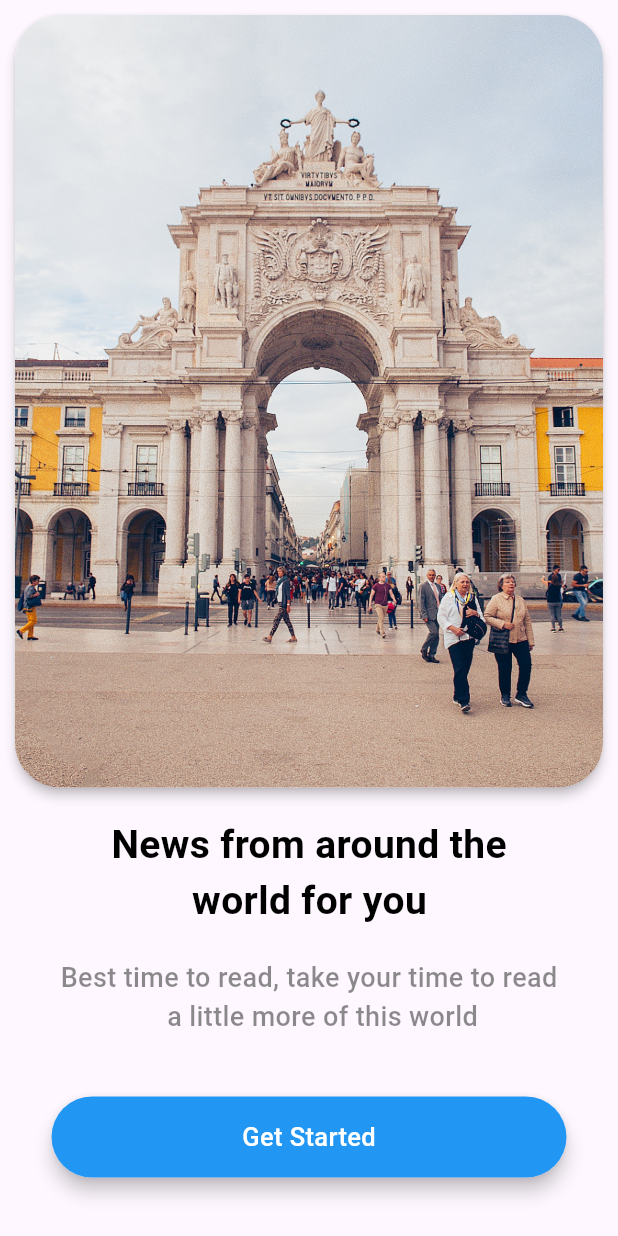
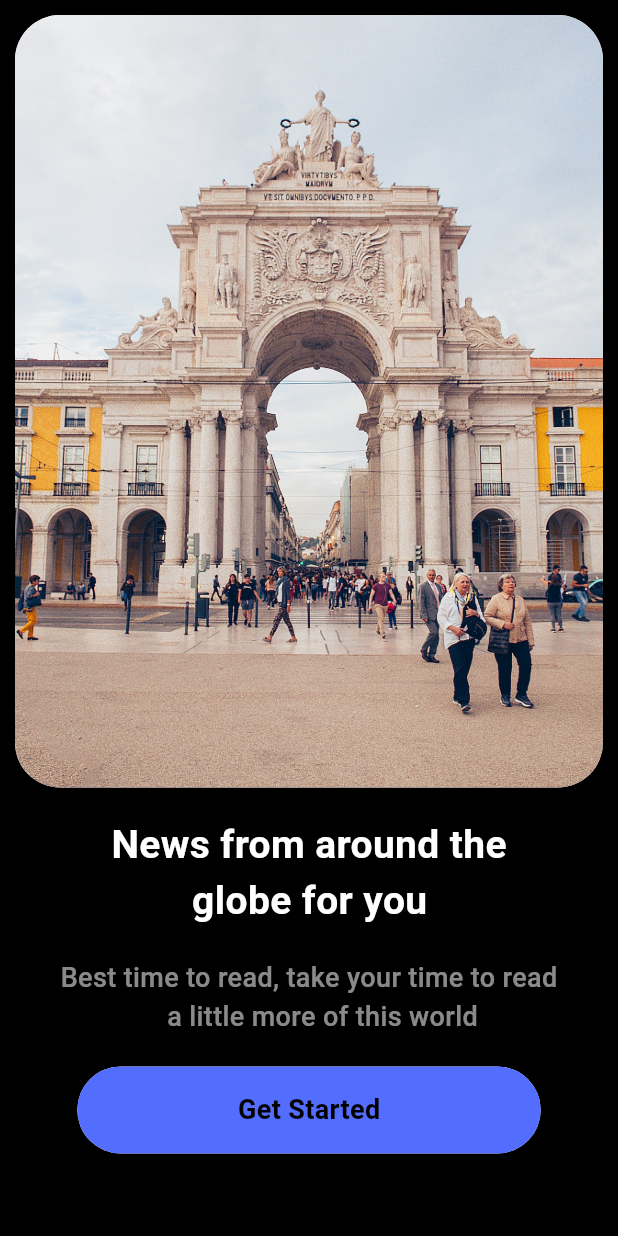
Before and after one commit to git-ADG/news-app, a Flutter app: the screen it shows after launch, on a phone screen of 412 x 824 dp. Run offline on Flutter 3.47's test engine with Material 3 defaults, Android fonts, the phone set to English and light mode, and no system bars; our stand-ins replace cached_network_image, carousel_slider, smooth_page_indicator, webview_flutter.

Commit message:
code formatting

```diff
--- a/lib/pages/article_view.dart
+++ b/lib/pages/article_view.dart
@@ -3,8 +3,8 @@ import 'package:webview_flutter/webview_flutter.dart';
 
 
 class ArticleView extends StatefulWidget {
-  String blogUrl;
-  ArticleView({super.key, required this.blogUrl});
+  final String blogUrl;
+  const ArticleView({super.key, required this.blogUrl});
 
   @override
   State<ArticleView> createState() => _ArticleViewState();
--- a/lib/pages/landing_page.dart
+++ b/lib/pages/landing_page.dart
@@ -11,68 +11,90 @@ class LandingPage extends StatefulWidget {
 class _LandingPageState extends State<LandingPage> {
   @override
   Widget build(BuildContext context) {
+    //screen size
+    Size size = MediaQuery.of(context).size;
+    double height = size.height;
+    double width = size.width;
+    //size constants
+    double imageHeight = height * 0.625;
+    double margin = 10.0;
+    double elevation = 3.0;
+    double radius = 30;
+    double buttonWidth = width * 0.75;
+    double gap = 20.0;
+    double fontSize1 = 26;
+    double fontSize2 = 18;
+    double padding = 16.0;
     return Scaffold(
-      body: Container(
-        margin: const EdgeInsets.symmetric(horizontal: 10.0, vertical: 10.0),
+      backgroundColor: Colors.black,
+      body: SingleChildScrollView(
+        child: SafeArea(
+          child: Container(
+            margin: EdgeInsets.symmetric(horizontal: margin, vertical: margin),
             child: Column(
               children: [
+                //image
                 Material(
-              elevation: 3.0,
-              borderRadius: BorderRadius.circular(30),
+                  elevation: elevation,
+                  borderRadius: BorderRadius.circular(radius),
                   child: ClipRRect(
-                borderRadius: BorderRadius.circular(30),
+                    borderRadius: BorderRadius.circular(radius),
                     child: Image.asset(
                       "images/building.jpg",
-                  width: MediaQuery.of(context).size.width,
-                  height: MediaQuery.of(context).size.height / 1.6,
+                      width: width,
+                      height: imageHeight,
                       fit: BoxFit.cover,
                     ),
                   ),
                 ),
-            const SizedBox(
-              height: 20.0,
+                SizedBox(
+                  height: gap,
                 ),
-            const Text(
-              "News from around the\n        world for you",
+                //main text
+                Text(
+                  "News from around the\n        globe for you",
                   style: TextStyle(
-                  color: Colors.black,
-                  fontSize: 26.0,
+                      color: Colors.white,
+                      fontSize: fontSize1,
                       fontWeight: FontWeight.bold),
                 ),
-            const SizedBox(
-              height: 20.0,
+                SizedBox(
+                  height: gap,
                 ),
-            const Text(
+                //secondary text
+                Text(
                   "Best time to read, take your time to read\n               a little more of this world",
                   style: TextStyle(
-                  color: Colors.black45,
-                  fontSize: 18.0,
+                      color: Colors.white54,
+                      fontSize: fontSize2,
                       fontWeight: FontWeight.w500),
                 ),
-            const SizedBox(
-              height: 40.0,
+                SizedBox(
+                  height: gap,
                 ),
+                //button
                 GestureDetector(
-              onTap: (){
-                Navigator.pushReplacement(context, MaterialPageRoute(builder: (context)=> const Home()));
+                  onTap: () {
+                    Navigator.pushReplacement(context,
+                        MaterialPageRoute(builder: (context) => const Home()));
                   },
                   child: SizedBox(
-                width: MediaQuery.of(context).size.width / 1.2,
+                    width: buttonWidth,
                     child: Material(
-                  borderRadius: BorderRadius.circular(30),
-                  elevation: 5.0,
+                      borderRadius: BorderRadius.circular(radius),
+                      elevation: elevation,
                       child: Container(
-                    padding: const EdgeInsets.symmetric(vertical: 15.0),
+                        padding: EdgeInsets.symmetric(vertical: padding),
                         decoration: BoxDecoration(
-                        color: Colors.blue,
-                        borderRadius: BorderRadius.circular(30)),
-                    child: const Center(
+                            color: Colors.indigoAccent,
+                            borderRadius: BorderRadius.circular(radius)),
+                        child: Center(
                           child: Text(
                             "Get Started",
                             style: TextStyle(
-                            color: Colors.white,
-                            fontSize: 17.0,
-                            fontWeight: FontWeight.w500),
+                                color: Colors.black,
+                                fontSize: fontSize2,
+                                fontWeight: FontWeight.w700),
                           ),
                         ),
                       ),
@@ -82,6 +104,8 @@ class _LandingPageState extends State<LandingPage> {
               ],
             ),
           ),
+        ),
+      ),
     );
   }
 }
```
Lines whose indentation alone changed are shown as unchanged.
